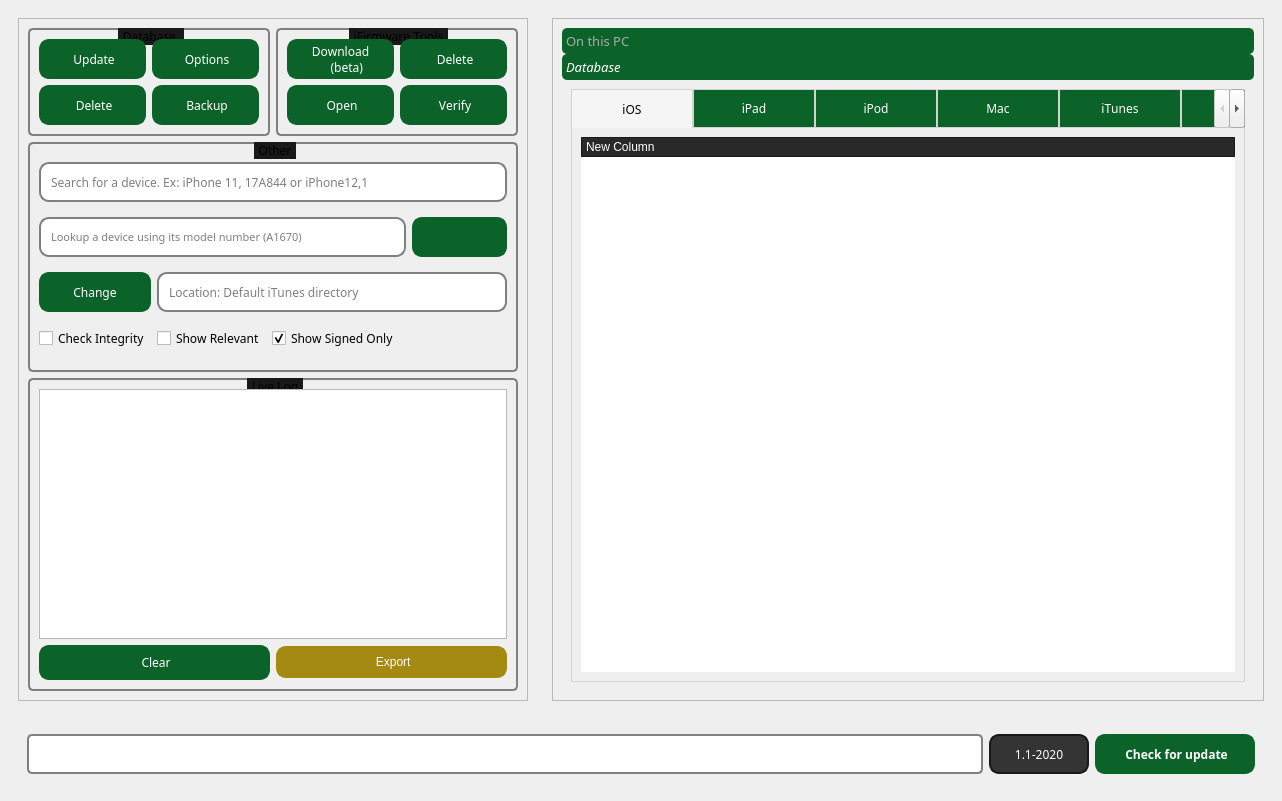
This is _iFTK.ui in i0nsec/iFirmware-Toolkit as Qt 5 draws it before an edit. The edited form follows.
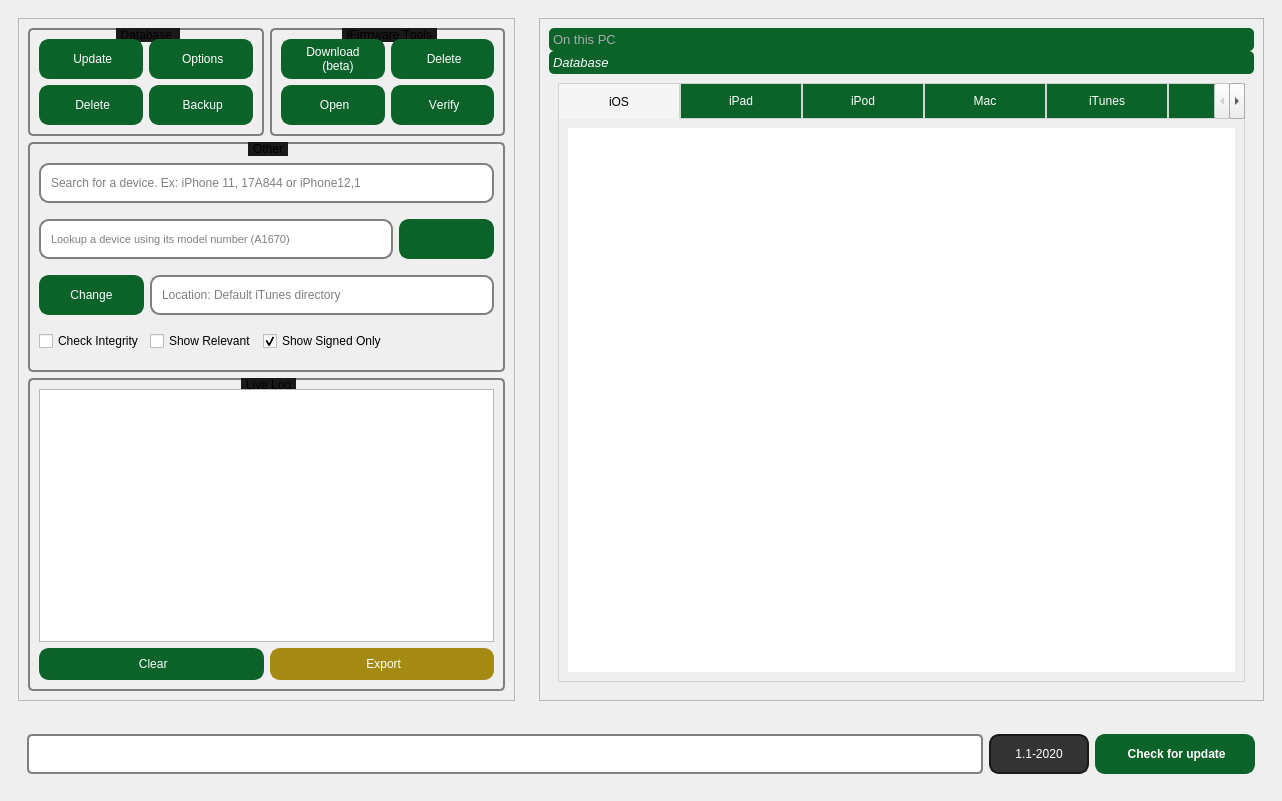
This is the edited form. The open tabs and pages were chosen to show the change. Icons and pictures are not drawn.

Patch:
```diff
--- a/_iFTK.ui
+++ b/_iFTK.ui
@@ -44,7 +44,6 @@
              <widget class="QToolBox" name="toolBox">
               <property name="font">
                <font>
-                <family>Segoe UI Semibold</family>
                 <pointsize>10</pointsize>
                </font>
               </property>
@@ -292,8 +291,8 @@
                 <rect>
                  <x>0</x>
                  <y>0</y>
-                 <width>708</width>
-                 <height>611</height>
+                 <width>715</width>
+                 <height>609</height>
                 </rect>
                </property>
                <attribute name="icon">
@@ -308,9 +307,7 @@
                  <widget class="QTabWidget" name="main_tab">
                   <property name="font">
                    <font>
-                    <family>Segoe UI Semibold</family>
                     <pointsize>9</pointsize>
-                    <weight>50</weight>
                     <bold>false</bold>
                     <strikeout>false</strikeout>
                     <stylestrategy>PreferDefault</stylestrategy>
@@ -408,7 +405,6 @@
                      <widget class="QTreeWidget" name="ios_tree">
                       <property name="font">
                        <font>
-                        <family>Segoe UI Semibold</family>
                         <pointsize>10</pointsize>
                        </font>
                       </property>
@@ -504,7 +500,7 @@
                        <bool>false</bool>
                       </property>
                       <property name="columnCount">
-                       <number>1</number>
+                       <number>0</number>
                       </property>
                       <attribute name="headerDefaultSectionSize">
                        <number>120</number>
@@ -512,11 +508,6 @@
                       <attribute name="headerShowSortIndicator" stdset="0">
                        <bool>false</bool>
                       </attribute>
-                      <column>
-                       <property name="text">
-                        <string>New Column</string>
-                       </property>
-                      </column>
                      </widget>
                     </item>
                    </layout>
@@ -1024,9 +1015,7 @@
               </property>
               <property name="font">
                <font>
-                <family>Segoe UI Semibold</family>
                 <pointsize>9</pointsize>
-                <weight>50</weight>
                 <bold>false</bold>
                 <strikeout>false</strikeout>
                 <kerning>false</kerning>
@@ -1066,7 +1055,6 @@
                 <widget class="QTextBrowser" name="text_log">
                  <property name="font">
                   <font>
-                   <family>Segoe UI Semibold</family>
                    <pointsize>10</pointsize>
                   </font>
                  </property>
@@ -1081,11 +1069,11 @@
                  </property>
                  <property name="html">
                   <string>&lt;!DOCTYPE HTML PUBLIC &quot;-//W3C//DTD HTML 4.0//EN&quot; &quot;http://www.w3.org/TR/REC-html40/strict.dtd&quot;&gt;
-&lt;html&gt;&lt;head&gt;&lt;meta name=&quot;qrichtext&quot; content=&quot;1&quot; /&gt;&lt;style type=&quot;text/css&quot;&gt;
+&lt;html&gt;&lt;head&gt;&lt;meta name=&quot;qrichtext&quot; content=&quot;1&quot; /&gt;&lt;meta charset=&quot;utf-8&quot; /&gt;&lt;style type=&quot;text/css&quot;&gt;
 p, li { white-space: pre-wrap; }
-&lt;/style&gt;&lt;/head&gt;&lt;body style=&quot; font-family:'Segoe UI Semibold'; font-size:10pt; font-weight:400; font-style:normal;&quot;&gt;
-&lt;p style=&quot;-qt-paragraph-type:empty; margin-top:0px; margin-bottom:0px; margin-left:0px; margin-right:0px; -qt-block-indent:0; text-indent:0px;&quot;&gt;&lt;br /&gt;&lt;/p&gt;
-&lt;p style=&quot;-qt-paragraph-type:empty; margin-top:0px; margin-bottom:0px; margin-left:0px; margin-right:0px; -qt-block-indent:0; text-indent:0px;&quot;&gt;&lt;br /&gt;&lt;/p&gt;&lt;/body&gt;&lt;/html&gt;</string>
+&lt;/style&gt;&lt;/head&gt;&lt;body style=&quot; font-family:'Segoe UI'; font-size:10pt; font-weight:400; font-style:normal;&quot;&gt;
+&lt;p style=&quot;-qt-paragraph-type:empty; margin-top:0px; margin-bottom:0px; margin-left:0px; margin-right:0px; -qt-block-indent:0; text-indent:0px; font-family:'Segoe UI Semibold';&quot;&gt;&lt;br /&gt;&lt;/p&gt;
+&lt;p style=&quot;-qt-paragraph-type:empty; margin-top:0px; margin-bottom:0px; margin-left:0px; margin-right:0px; -qt-block-indent:0; text-indent:0px; font-family:'Segoe UI Semibold';&quot;&gt;&lt;br /&gt;&lt;/p&gt;&lt;/body&gt;&lt;/html&gt;</string>
                  </property>
                 </widget>
                </item>
@@ -1093,9 +1081,7 @@
                 <widget class="QPushButton" name="clear_log">
                  <property name="font">
                   <font>
-                   <family>Segoe UI Semibold</family>
                    <pointsize>9</pointsize>
-                   <weight>50</weight>
                    <bold>false</bold>
                    <strikeout>false</strikeout>
                    <kerning>false</kerning>
@@ -1198,9 +1184,7 @@
               </property>
               <property name="font">
                <font>
-                <family>Segoe UI Semibold</family>
                 <pointsize>9</pointsize>
-                <weight>50</weight>
                 <bold>false</bold>
                 <strikeout>false</strikeout>
                 <kerning>false</kerning>
@@ -1234,9 +1218,7 @@
                  </property>
                  <property name="font">
                   <font>
-                   <family>Segoe UI Semibold</family>
                    <pointsize>9</pointsize>
-                   <weight>50</weight>
                    <bold>false</bold>
                    <strikeout>false</strikeout>
                    <kerning>false</kerning>
@@ -1285,9 +1267,7 @@
                  </property>
                  <property name="font">
                   <font>
-                   <family>Segoe UI Semibold</family>
                    <pointsize>9</pointsize>
-                   <weight>50</weight>
                    <bold>false</bold>
                    <strikeout>false</strikeout>
                    <kerning>false</kerning>
@@ -1342,9 +1322,7 @@
                  </property>
                  <property name="font">
                   <font>
-                   <family>Segoe UI Semibold</family>
                    <pointsize>9</pointsize>
-                   <weight>50</weight>
                    <bold>false</bold>
                    <strikeout>false</strikeout>
                    <kerning>false</kerning>
@@ -1393,9 +1371,7 @@
                  </property>
                  <property name="font">
                   <font>
-                   <family>Segoe UI Semibold</family>
                    <pointsize>9</pointsize>
-                   <weight>50</weight>
                    <bold>false</bold>
                    <strikeout>false</strikeout>
                    <kerning>false</kerning>
@@ -1453,9 +1429,7 @@
               </property>
               <property name="font">
                <font>
-                <family>Segoe UI Semibold</family>
                 <pointsize>9</pointsize>
-                <weight>50</weight>
                 <bold>false</bold>
                 <strikeout>false</strikeout>
                 <kerning>false</kerning>
@@ -1495,9 +1469,7 @@
                  </property>
                  <property name="font">
                   <font>
-                   <family>Segoe UI Semibold</family>
                    <pointsize>8</pointsize>
-                   <weight>50</weight>
                    <bold>false</bold>
                    <strikeout>false</strikeout>
                    <kerning>false</kerning>
@@ -1537,9 +1509,7 @@
                  </property>
                  <property name="font">
                   <font>
-                   <family>Segoe UI Semibold</family>
                    <pointsize>9</pointsize>
-                   <weight>50</weight>
                    <bold>false</bold>
                    <strikeout>false</strikeout>
                    <kerning>false</kerning>
@@ -1594,9 +1564,7 @@
                  </property>
                  <property name="font">
                   <font>
-                   <family>Segoe UI Semibold</family>
                    <pointsize>9</pointsize>
-                   <weight>50</weight>
                    <bold>false</bold>
                    <strikeout>false</strikeout>
                    <kerning>false</kerning>
@@ -1645,9 +1613,7 @@
                  </property>
                  <property name="font">
                   <font>
-                   <family>Segoe UI Semibold</family>
                    <pointsize>9</pointsize>
-                   <weight>50</weight>
                    <bold>false</bold>
                    <strikeout>false</strikeout>
                    <kerning>true</kerning>
@@ -1687,9 +1653,7 @@
                  </property>
                  <property name="font">
                   <font>
-                   <family>Segoe UI Semibold</family>
                    <pointsize>9</pointsize>
-                   <weight>50</weight>
                    <bold>false</bold>
                    <strikeout>false</strikeout>
                    <kerning>false</kerning>
@@ -1735,9 +1699,7 @@
                 <widget class="QCheckBox" name="show_signed">
                  <property name="font">
                   <font>
-                   <family>Segoe UI Semibold</family>
                    <pointsize>9</pointsize>
-                   <weight>50</weight>
                    <bold>false</bold>
                    <strikeout>false</strikeout>
                    <kerning>false</kerning>
@@ -1769,9 +1731,7 @@
                 <widget class="QCheckBox" name="show_relevant">
                  <property name="font">
                   <font>
-                   <family>Segoe UI Semibold</family>
                    <pointsize>9</pointsize>
-                   <weight>50</weight>
                    <bold>false</bold>
                    <strikeout>false</strikeout>
                    <kerning>false</kerning>
@@ -1799,9 +1759,7 @@
                 <widget class="QCheckBox" name="check_integrity">
                  <property name="font">
                   <font>
-                   <family>Segoe UI Semibold</family>
                    <pointsize>9</pointsize>
-                   <weight>50</weight>
                    <bold>false</bold>
                    <strikeout>false</strikeout>
                    <kerning>false</kerning>
@@ -1838,9 +1796,7 @@
               </property>
               <property name="font">
                <font>
-                <family>Segoe UI Semibold</family>
                 <pointsize>9</pointsize>
-                <weight>50</weight>
                 <bold>false</bold>
                 <strikeout>false</strikeout>
                 <kerning>false</kerning>
@@ -1874,9 +1830,7 @@
                  </property>
                  <property name="font">
                   <font>
-                   <family>Segoe UI Semibold</family>
                    <pointsize>9</pointsize>
-                   <weight>50</weight>
                    <bold>false</bold>
                    <strikeout>false</strikeout>
                    <kerning>false</kerning>
@@ -1908,7 +1862,7 @@
                  </property>
                  <property name="text">
                   <string>Download
-    (beta)</string>
+   (beta)</string>
                  </property>
                  <property name="icon">
                   <iconset>
@@ -1932,9 +1886,7 @@
                  </property>
                  <property name="font">
                   <font>
-                   <family>Segoe UI Semibold</family>
                    <pointsize>9</pointsize>
-                   <weight>50</weight>
                    <bold>false</bold>
                    <strikeout>false</strikeout>
                    <kerning>false</kerning>
@@ -1983,9 +1935,7 @@
                  </property>
                  <property name="font">
                   <font>
-                   <family>Segoe UI Semibold</family>
                    <pointsize>9</pointsize>
-                   <weight>50</weight>
                    <bold>false</bold>
                    <strikeout>false</strikeout>
                    <kerning>false</kerning>
@@ -2034,9 +1984,7 @@
                  </property>
                  <property name="font">
                   <font>
-                   <family>Segoe UI Semibold</family>
                    <pointsize>9</pointsize>
-                   <weight>50</weight>
                    <bold>false</bold>
                    <strikeout>false</strikeout>
                    <kerning>false</kerning>
@@ -2100,7 +2048,6 @@
          <property name="font">
           <font>
            <pointsize>9</pointsize>
-           <weight>50</weight>
            <bold>false</bold>
            <strikeout>false</strikeout>
            <kerning>false</kerning>
@@ -2172,9 +2119,7 @@
             </property>
             <property name="font">
              <font>
-              <family>Segoe UI Semibold</family>
               <pointsize>9</pointsize>
-              <weight>50</weight>
               <bold>false</bold>
               <strikeout>false</strikeout>
               <kerning>false</kerning>
@@ -2205,9 +2150,7 @@
             </property>
             <property name="font">
              <font>
-              <family>Segoe UI Semibold</family>
               <pointsize>9</pointsize>
-              <weight>75</weight>
               <bold>true</bold>
               <strikeout>false</strikeout>
               <kerning>true</kerning>
```
Left out of the diff: 39 changed lines with no effect on the pictures.
